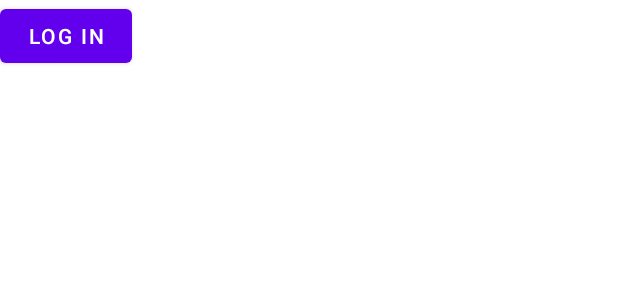
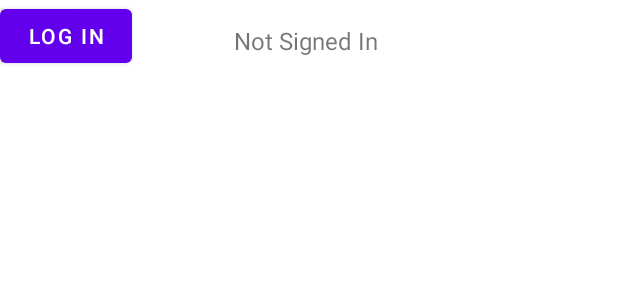
Before and after one commit to Sibire/Bottlr, an Android app: the layout activity_settings.xml on its own in the app's theme, with its tools: preview values and no code run, on a phone screen of 412 x 824 dp. Shown: the top 300 px of the screen. Run offline under Robolectric (Android 15) with nearby library versions, the phone set to English and light mode, and no system bars.

Commit message:
Changed settings layout from relative to constrained, added logging to verify users are logged in.

```diff
--- a/app/src/main/res/layout/activity_settings.xml
+++ b/app/src/main/res/layout/activity_settings.xml
@@ -1,6 +1,8 @@
 <?xml version="1.0" encoding="utf-8"?>
-<RelativeLayout xmlns:android="http://schemas.android.com/apk/res/android"
+<androidx.constraintlayout.widget.ConstraintLayout xmlns:android="http://schemas.android.com/apk/res/android"
+    xmlns:app="http://schemas.android.com/apk/res-auto"
     xmlns:tools="http://schemas.android.com/tools"
+    android:id="@+id/relativeLayout"
     android:layout_width="match_parent"
     android:layout_height="match_parent"
     tools:context=".ui.settings.SettingsActivity">
@@ -9,6 +11,19 @@
         android:id="@+id/login_Button"
         android:layout_width="wrap_content"
         android:layout_height="wrap_content"
-        android:text="Log in" />
+        android:text="Log in"
+        app:layout_constraintStart_toStartOf="parent"
+        app:layout_constraintTop_toTopOf="parent" />
 
-</RelativeLayout>
+    <TextView
+        android:id="@+id/signed_in_user"
+        android:layout_width="wrap_content"
+        android:layout_height="wrap_content"
+        android:layout_marginStart="156dp"
+        android:layout_marginTop="16dp"
+        android:text="Not Signed In"
+        android:textSize="16sp"
+        app:layout_constraintStart_toStartOf="parent"
+        app:layout_constraintTop_toTopOf="parent" />
+
+</androidx.constraintlayout.widget.ConstraintLayout>
```
Also changed, not shown: app/src/main/java/com/example/bottlr/ui/settings/SettingsActivity.java (+15 -0 lines).
